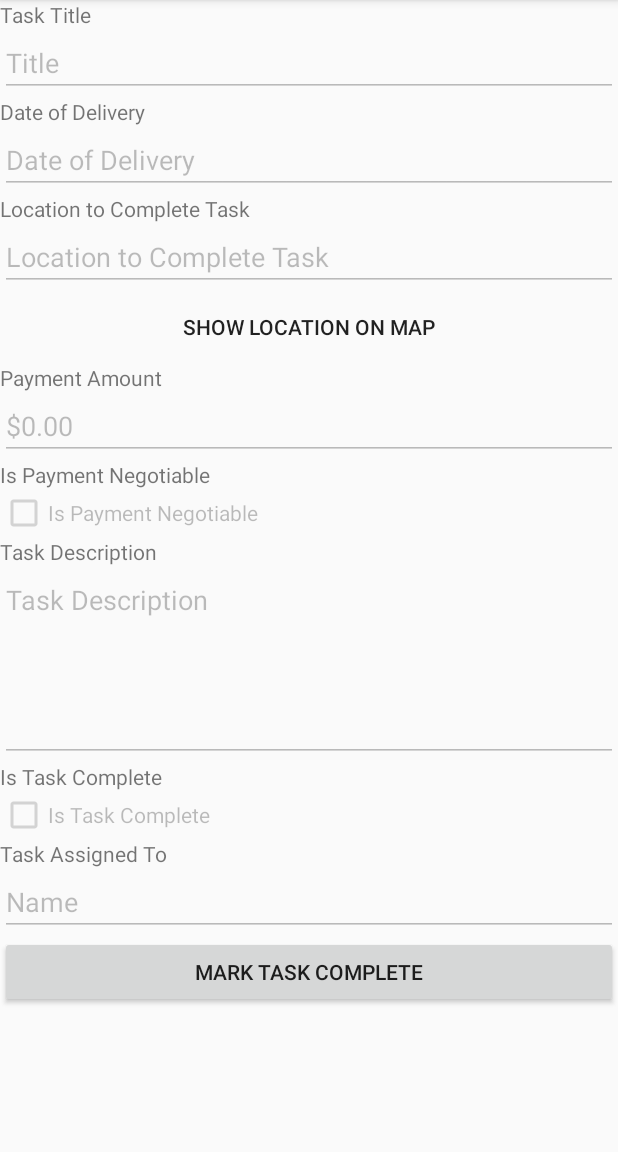
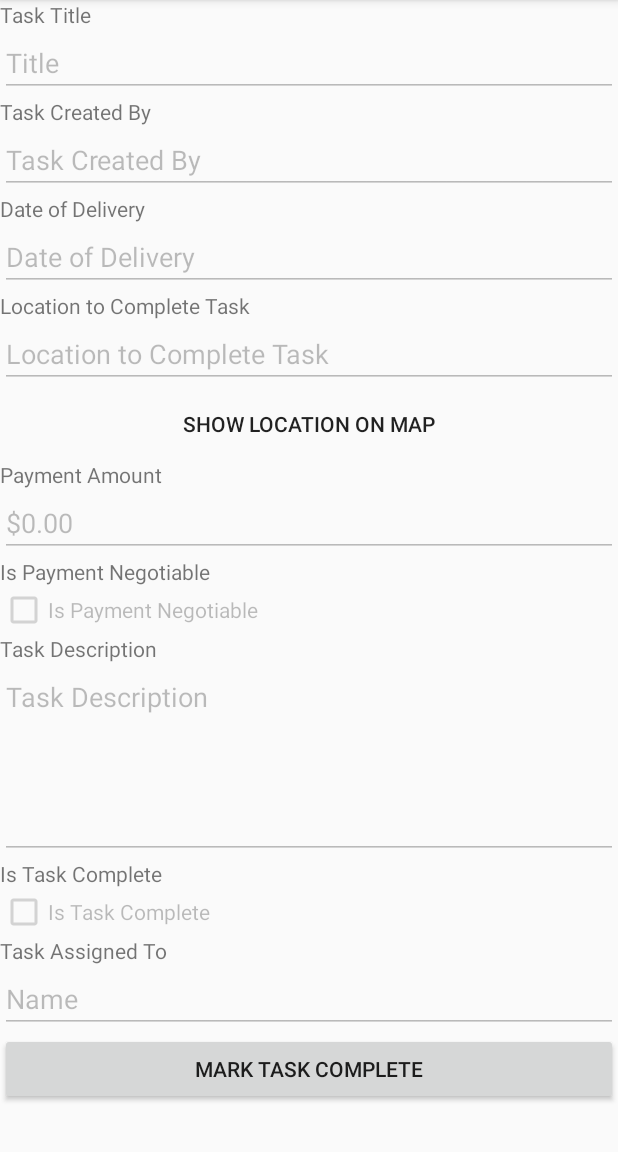
Before and after one commit to JerryBLi/HelpMi, an Android app: the DisplayTaskActivity screen opened directly, with no data from a screen before it, on a phone screen of 412 x 824 dp, the part 84-1236 px from its top. Run offline under Robolectric (Android 15) with nearby library versions, the phone set to English and light mode, and no system bars.

Commit message:
implemented clicking on tasks

```diff
--- a/app/src/main/java/ese543/helpmi/core/DisplayTaskActivity.java
+++ b/app/src/main/java/ese543/helpmi/core/DisplayTaskActivity.java
@@ -1,5 +1,6 @@
 package ese543.helpmi.core;
 
+import android.content.Intent;
 import android.support.v7.app.AppCompatActivity;
 import android.os.Bundle;
 import android.view.View;
@@ -12,6 +13,7 @@ import ese543.helpmi.R;
 public class DisplayTaskActivity extends AppCompatActivity {
 
     private EditText editTextTitleDisplayTask;
+    private EditText editTextTaskCreatorDisplayTask;
     private EditText editTextDateOfDeliveryDisplayTask;
     private EditText editTextLocationDisplayTask;
     private EditText editTextPaymentDisplayTask;
@@ -31,6 +33,7 @@ public class DisplayTaskActivity extends AppCompatActivity {
 
         //Initialize all the components
         editTextTitleDisplayTask = findViewById(R.id.editTextTitleDisplayTask);
+        editTextTaskCreatorDisplayTask = findViewById(R.id.editTextTaskCreatorDisplayTask);
         editTextDateOfDeliveryDisplayTask = findViewById(R.id.editTextDateOfDeliveryDisplayTask);
         editTextLocationDisplayTask = findViewById(R.id.editTextLocationDisplayTask);
         editTextPaymentDisplayTask = findViewById(R.id.editTextPaymentDisplayTask);
@@ -57,9 +60,10 @@ public class DisplayTaskActivity extends AppCompatActivity {
             buttonTaskCompleteDisplayTask.setVisibility(View.GONE);
             buttonMessagePosterDisplayTask.setVisibility(View.VISIBLE);
         }
-
+        Intent i = getIntent();
+        UserTask t = (UserTask)i.getParcelableExtra("task");
         //TODO - populate task
-        populateFields(null);
+        populateFields(t);
     }
 
     public void onClickShowLocation(View view)
@@ -83,6 +87,7 @@ public class DisplayTaskActivity extends AppCompatActivity {
             return;
 
         editTextTitleDisplayTask.setText(t.getTitle());
+        editTextTaskCreatorDisplayTask.setText(t.getUserOwner());
         editTextDateOfDeliveryDisplayTask.setText(t.getDeliveryDate().toString());
         editTextLocationDisplayTask.setText(t.getLongitude()+","+t.getLatitude());
         editTextPaymentDisplayTask.setText(t.getPayment()+"");
--- a/app/src/main/java/ese543/helpmi/core/MainPage.java
+++ b/app/src/main/java/ese543/helpmi/core/MainPage.java
@@ -216,7 +216,9 @@ public class MainPage extends AppCompatActivity implements MessagesFragment.OnLi
 
     @Override
     public void onListFragmentInteraction(UserTask item) {
-
+        Intent i = new Intent(this,DisplayTaskActivity.class);
+        i.putExtra("task",item);
+        startActivity(i);
         return;
     }
 
--- a/app/src/main/res/layout/activity_display_task.xml
+++ b/app/src/main/res/layout/activity_display_task.xml
@@ -6,9 +6,13 @@
     android:layout_height="match_parent"
     tools:context=".core.DisplayTaskActivity">
 
+    <ScrollView
+        android:layout_width="match_parent"
+        android:layout_height="match_parent">
+
         <LinearLayout
             android:layout_width="match_parent"
-        android:layout_height="match_parent"
+            android:layout_height="wrap_content"
             android:orientation="vertical"
             app:layout_constraintEnd_toEndOf="parent"
             app:layout_constraintStart_toStartOf="parent"
@@ -27,7 +31,19 @@
                 android:enabled="false"
                 android:inputType="textPersonName"
                 android:text="Title" />
+            <TextView
+                android:layout_width="match_parent"
+                android:layout_height="wrap_content"
+                android:text="Task Created By" />
 
+            <EditText
+                android:id="@+id/editTextTaskCreatorDisplayTask"
+                android:layout_width="match_parent"
+                android:layout_height="wrap_content"
+                android:ems="10"
+                android:enabled="false"
+                android:inputType="textPersonName"
+                android:text="Task Created By" />
             <TextView
                 android:layout_width="match_parent"
                 android:layout_height="wrap_content"
@@ -148,4 +164,6 @@
                 android:onClick="onClickMessagePoster"
                 android:text="Message Poster" />
         </LinearLayout>
+    </ScrollView>
+
 </android.support.constraint.ConstraintLayout>
--- a/app/src/main/res/layout/activity_login.xml
+++ b/app/src/main/res/layout/activity_login.xml
@@ -22,7 +22,7 @@
         android:layout_width="match_parent"
         android:layout_height="wrap_content"
         android:layout_marginTop="43dp"
-        android:hint="Username"
+        android:hint="Email Address"
         android:inputType="text"
         app:layout_constraintEnd_toEndOf="parent"
         app:layout_constraintStart_toStartOf="parent"
```
Also changed, not shown: app/src/main/java/ese543/helpmi/core/UserTask.java (+49 -1 lines). Lines whose indentation alone changed are shown as unchanged.
